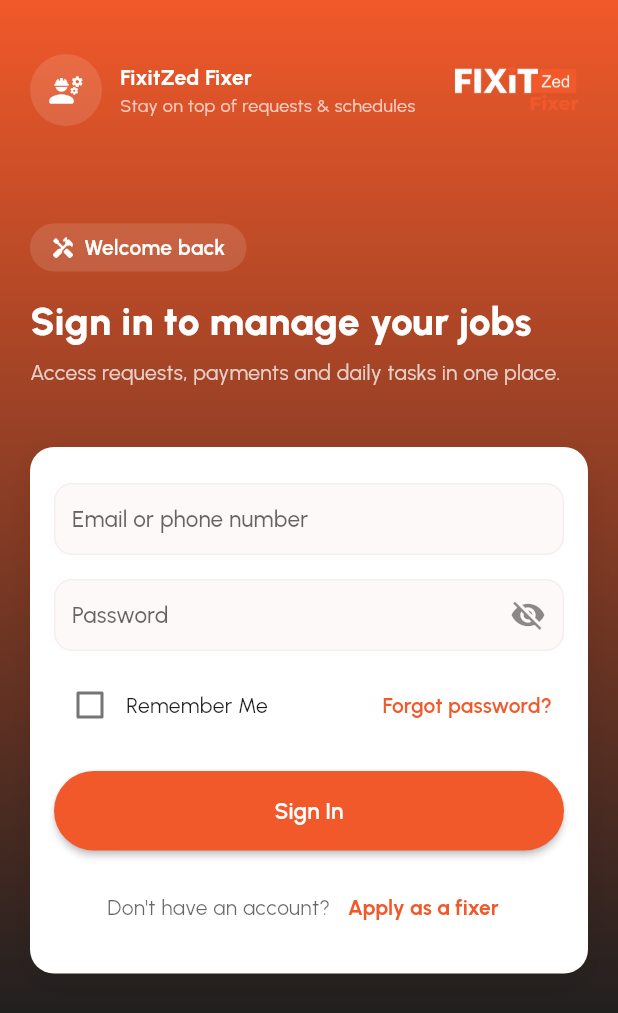
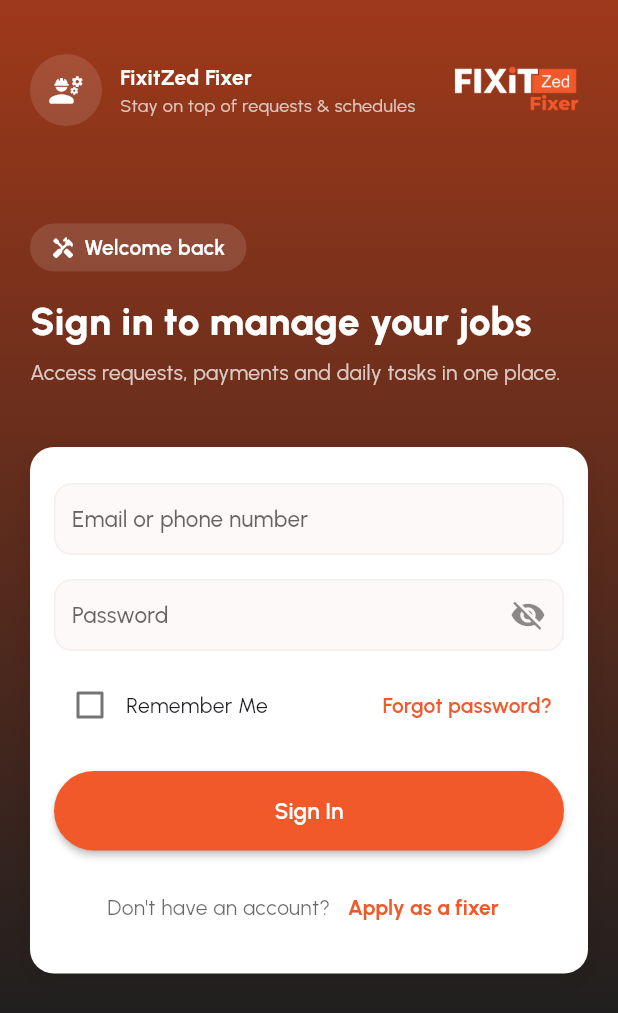
Before and after one commit to cosammalaika/Fixitzed-Fixer-App, a Flutter app: the SignInScreen screen opened by its route, on a phone screen of 412 x 824 dp. Shown: the top 1013 px of the screen. Run offline on Flutter 3.47's test engine with Material 3 defaults, Android fonts, the phone set to English and light mode, and no system bars; our stand-ins replace connectivity_plus, file_picker, flutter_local_notifications, flutter_riverpod, google_fonts, image_picker and 2 more; accounts and stored records are empty.

Commit message:
important change update to app

```diff
--- a/lib/screens/sign_in_screen.dart
+++ b/lib/screens/sign_in_screen.dart
@@ -240,7 +240,7 @@
                     child: Container(
                       decoration: const BoxDecoration(
                         gradient: LinearGradient(
-                          colors: [Color(0xFFF1592A), Color(0xFF1F1F1F)],
+                          colors: [Color(0xFF9F391A), Color(0xFF1F1F1F)],
                           begin: Alignment.topCenter,
                           end: Alignment.bottomCenter,
                         ),
@@ -700,7 +700,6 @@
     );
   }
 
-
   Future<void> _showForgotPassword() async {
     final seed = _identifierCtrl.text.trim();
     final completed = await showModalBottomSheet<bool>(
--- a/lib/screens/splash_screen.dart
+++ b/lib/screens/splash_screen.dart
@@ -6,8 +6,7 @@
 
   @override
   Widget build(BuildContext context) {
-    Future.microtask(() async {
-      await Future.delayed(const Duration(seconds: 1));
+    WidgetsBinding.instance.addPostFrameCallback((_) async {
       if (!context.mounted) return;
       final prefs = await SharedPreferences.getInstance();
       final hasSeen = prefs.getBool('fixer_onboarding_seen') ?? false;
@@ -17,7 +16,8 @@
     });
 
     return const Scaffold(
-      body: Center(child: CircularProgressIndicator()),
+      // Blank splash: we immediately navigate; no spinner flash.
+      body: SizedBox.expand(),
     );
   }
 }
```
